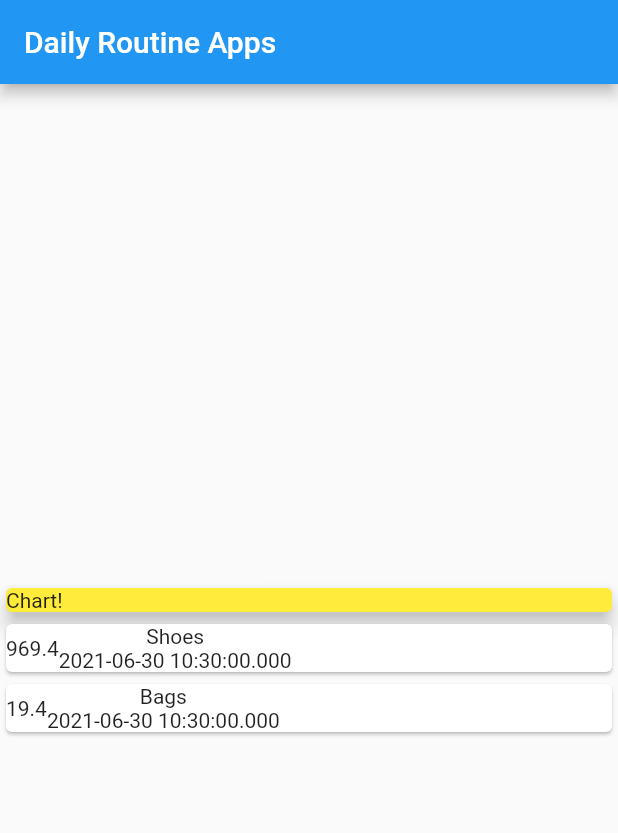
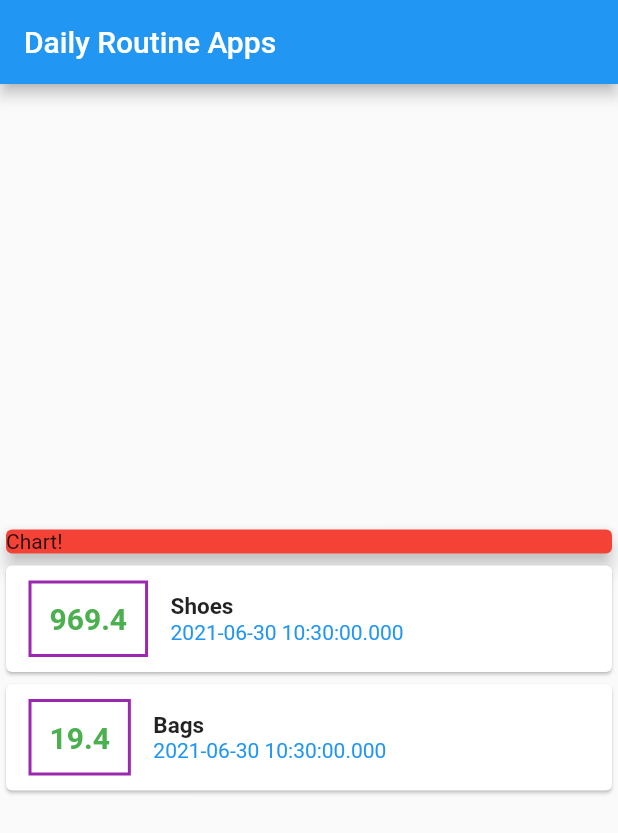
Before and after one commit to LIMON100/Flutter, a Flutter app: the screen it shows after launch, on a phone screen of 412 x 824 dp. Shown: the top 833 px of the screen. Run offline on Flutter 3.47's test engine with Material 2 defaults, Android fonts, the phone set to English and light mode, and no system bars.

Commit message:
little styling

```diff
--- a/Daily_Expenses/lib/main.dart
+++ b/Daily_Expenses/lib/main.dart
@@ -41,7 +41,7 @@
           Container(
             width: double.infinity,
             child: Card(
-              color: Colors.yellow,
+              color: Colors.red,
               child: Text('Chart!'),
               elevation: 5,
             ),
@@ -52,13 +52,35 @@
               child: Row(
                 children: <Widget>[
                   Container(
-                    child: Text(tx.amount.toString()),
+                    margin: EdgeInsets.symmetric(vertical: 10, horizontal: 15),
+                    decoration: BoxDecoration(
+                      border: Border.all(color: Colors.purple, width: 2),
+                    ),
+                    padding: EdgeInsets.all(12),
+                    child: Text(
+                      tx.amount.toString(),
+                      style: TextStyle(
+                        fontSize: 20,
+                        fontWeight: FontWeight.bold,
+                        color: Colors.green,
+                      ),
+                    ),
                   ),
                   Column(
+                    crossAxisAlignment: CrossAxisAlignment.start,
                     children: <Widget>[
-                      Text(tx.title),
+                      Text(
+                        tx.title,
+                        style: TextStyle(
+                          fontSize: 15,
+                          fontWeight: FontWeight.bold,
+                        ),
+                      ),
                       Text(
                         tx.date.toString(),
+                        style: TextStyle(
+                          color: Colors.blue,
+                        ),
                       ),
                     ],
                   ),
```
